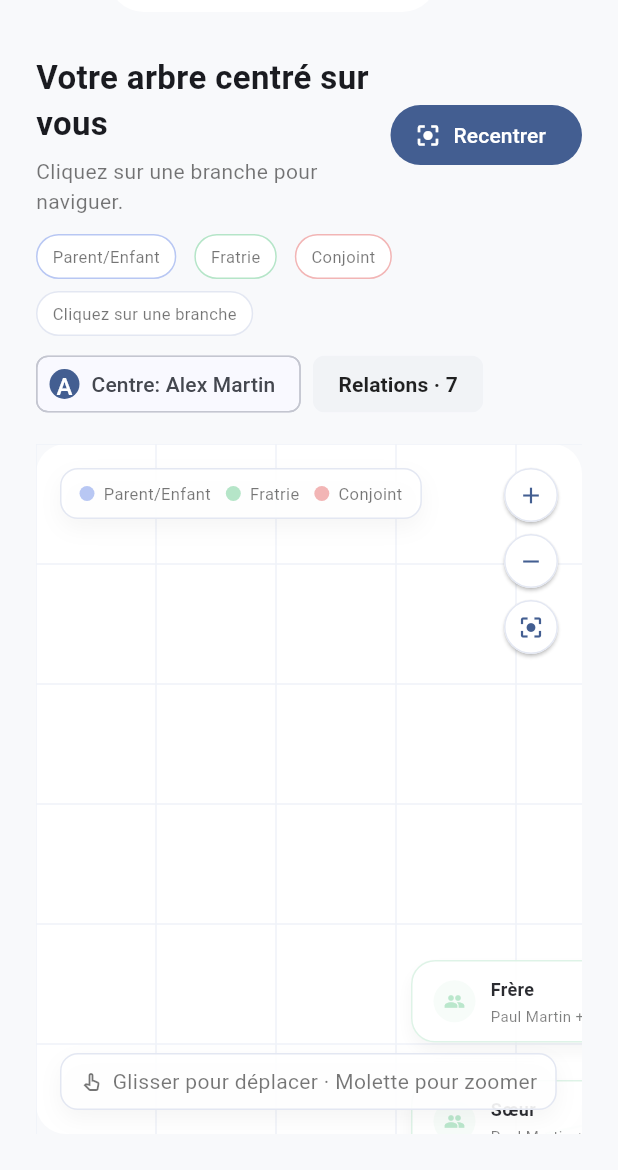
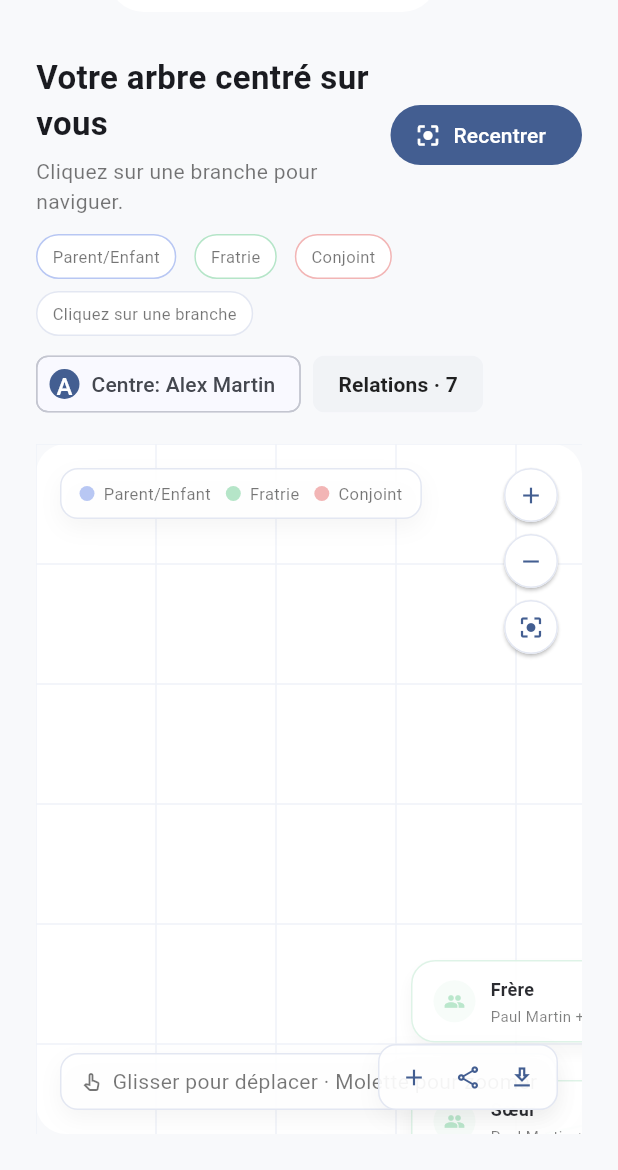
Before and after one commit to Notho-freedom/Ego-Proxy, a Flutter app: the screen it shows after launch, in the side drawer, after a tap on the "add" icon, on a phone screen of 412 x 824 dp, the part 66-1236 px from its top. Run offline on Flutter 3.47's test engine with Material 3 defaults, Android fonts, the phone set to English and light mode, and no system bars; our stand-ins replace flutter_local_notifications, hive_flutter, shimmer; accounts and stored records are empty.

Commit message:
feat: enhance graph interaction with draggable branches and mini toolbar

```diff
--- a/lib/main.dart
+++ b/lib/main.dart
@@ -482,6 +482,8 @@ class _GraphViewState extends State<_GraphView> {
   String _rootId = 'me';
   String? _hoveredBranchId;
   bool _showFocusRing = false;
+  final Map<String, Offset> _branchOffsets = {};
+  bool _panEnabled = true;
 
   void _openPersonSheet(BuildContext context, Person person) {
     showModalBottomSheet<void>(
@@ -518,6 +520,8 @@ class _GraphViewState extends State<_GraphView> {
     final scale = newScale / currentScale;
     _transformController.value = currentMatrix.scaled(scale);
   }
+
+  double get _currentScale => _transformController.value.getMaxScaleOnAxis();
 
   void _resetView() {
     _transformController.value = Matrix4.identity();
@@ -546,6 +550,21 @@ class _GraphViewState extends State<_GraphView> {
       }
     });
   }
+
+  void _updateBranchOffset(String id, Offset delta) {
+    final scaledDelta = Offset(delta.dx / _currentScale, delta.dy / _currentScale);
+    setState(() {
+      final current = _branchOffsets[id] ?? Offset.zero;
+      _branchOffsets[id] = current + scaledDelta;
+    });
+  }
+
+  void _setPanEnabled(bool value) {
+    if (_panEnabled == value) {
+      return;
+    }
+    setState(() => _panEnabled = value);
+  }
   List<Person> _parentsOf(String id) {
     return _relations
         .where((rel) => rel.type == RelationType.parent && rel.toId == id)
@@ -588,7 +607,10 @@ class _GraphViewState extends State<_GraphView> {
   }
 
   void _setRoot(String id) {
-    setState(() => _rootId = id);
+    setState(() {
+      _rootId = id;
+      _branchOffsets.clear();
+    });
     _resetView();
   }
 
@@ -735,6 +757,8 @@ class _GraphViewState extends State<_GraphView> {
                       transformationController: _transformController,
                       minScale: 0.6,
                       maxScale: 2.4,
+                      panEnabled: _panEnabled,
+                      scaleEnabled: _panEnabled,
                       boundaryMargin: const EdgeInsets.all(120),
                       child: SizedBox(
                         key: _viewerKey,
@@ -754,11 +778,14 @@ class _GraphViewState extends State<_GraphView> {
                                     partners: _partnersOf(_rootId),
                                     children: _childrenOf(_rootId),
                                     canvasSize: _canvasSize,
+                                    branchOffsets: _branchOffsets,
                                     hoveredId: _hoveredBranchId,
                                     onHover: _setHovered,
                                     onOpenPerson: (person) => _setRoot(person.id),
                                     onOpenSheet: (person) => _openPersonSheet(context, person),
                                     onCenter: _centerOnNode,
+                                    onDragStateChange: _setPanEnabled,
+                                    onDragBranch: _updateBranchOffset,
                                     onAddRelation: (branchId) => _showAddRelationSheet(
                                       context,
                                       branchId,
@@ -831,6 +858,25 @@ class _GraphViewState extends State<_GraphView> {
                       ),
                     ),
                   ),
+                  Positioned(
+                    right: 16,
+                    bottom: 16,
+                    child: _GraphMiniToolbar(
+                      onAdd: () => _showAddRelationSheet(
+                        context,
+                        'parents',
+                        _extractYear((_personById(_rootId)?.subtitle ?? '')),
+                        (name, subtitle, year) => _addRelation(
+                          branchId: 'parents',
+                          name: name,
+                          subtitle: subtitle,
+                          year: year,
+                        ),
+                      ),
+                      onShare: () {},
+                      onExport: () {},
+                    ),
+                  ),
                   const Positioned(
                     left: 16,
                     top: 16,
@@ -855,11 +901,14 @@ class _RecursiveGraph extends StatelessWidget {
     required this.partners,
     required this.children,
     required this.canvasSize,
+    required this.branchOffsets,
     required this.hoveredId,
     required this.onHover,
     required this.onOpenPerson,
     required this.onOpenSheet,
     required this.onCenter,
+    required this.onDragStateChange,
+    required this.onDragBranch,
     required this.onAddRelation,
   });
 
@@ -870,11 +919,14 @@ class _RecursiveGraph extends StatelessWidget {
   final List<Person> partners;
   final List<Person> children;
   final Size canvasSize;
+  final Map<String, Offset> branchOffsets;
   final String? hoveredId;
   final ValueChanged<String?> onHover;
   final ValueChanged<Person> onOpenPerson;
   final ValueChanged<Person> onOpenSheet;
   final ValueChanged<Offset> onCenter;
+  final ValueChanged<bool> onDragStateChange;
+  final void Function(String id, Offset delta) onDragBranch;
   final ValueChanged<String> onAddRelation;
 
   @override
@@ -887,7 +939,7 @@ class _RecursiveGraph extends StatelessWidget {
         label: 'Parents',
         subtitle: parents.isNotEmpty ? _namesPreview(parents) : 'Ajouter',
         targets: parents,
-        position: center + const Offset(0, -220),
+        position: center + const Offset(0, -220) + (branchOffsets['parents'] ?? Offset.zero),
         color: _branchColor('parents'),
       ),
       _BranchNodeData(
@@ -895,7 +947,7 @@ class _RecursiveGraph extends StatelessWidget {
         label: 'Grands-parents',
         subtitle: grandParents.isNotEmpty ? _namesPreview(grandParents) : 'Ajouter',
         targets: grandParents,
-        position: center + const Offset(0, -340),
+        position: center + const Offset(0, -340) + (branchOffsets['grandparents'] ?? Offset.zero),
         color: _branchColor('grandparents'),
       ),
       _BranchNodeData(
@@ -903,7 +955,7 @@ class _RecursiveGraph extends StatelessWidget {
         label: 'Frère',
         subtitle: siblings.isNotEmpty ? _namesPreview(siblings) : 'Ajouter',
         targets: siblings,
-        position: center + const Offset(-260, -20),
+        position: center + const Offset(-260, -20) + (branchOffsets['brother'] ?? Offset.zero),
         color: _branchColor('brother'),
       ),
       _BranchNodeData(
@@ -911,7 +963,7 @@ class _RecursiveGraph extends StatelessWidget {
         label: 'Sœur',
         subtitle: siblings.isNotEmpty ? _namesPreview(siblings) : 'Ajouter',
         targets: siblings,
-        position: center + const Offset(-260, 60),
+        position: center + const Offset(-260, 60) + (branchOffsets['sister'] ?? Offset.zero),
         color: _branchColor('sister'),
       ),
       _BranchNodeData(
@@ -919,7 +971,7 @@ class _RecursiveGraph extends StatelessWidget {
         label: 'Conjoint',
         subtitle: partners.isNotEmpty ? _namesPreview(partners) : 'Ajouter',
         targets: partners,
-        position: center + const Offset(260, 0),
+        position: center + const Offset(260, 0) + (branchOffsets['partner'] ?? Offset.zero),
         color: _branchColor('partner'),
       ),
       _BranchNodeData(
@@ -927,7 +979,7 @@ class _RecursiveGraph extends StatelessWidget {
         label: 'Enfants',
         subtitle: children.isNotEmpty ? _namesPreview(children) : 'Ajouter',
         targets: children,
-        position: center + const Offset(0, 260),
+        position: center + const Offset(0, 260) + (branchOffsets['children'] ?? Offset.zero),
         color: _branchColor('children'),
       ),
     ];
@@ -953,6 +1005,8 @@ class _RecursiveGraph extends StatelessWidget {
             data: branches[i],
             isHovered: hoveredId == branches[i].id,
             delayMs: 80 * i,
+            onDrag: (delta) => onDragBranch(branches[i].id, delta),
+            onDragStateChange: onDragStateChange,
             onHover: (value) => onHover(value ? branches[i].id : null),
             onTap: () {
               final branch = branches[i];
@@ -1116,6 +1170,8 @@ class _RelationBranchBubble extends StatelessWidget {
     required this.data,
     required this.isHovered,
     required this.delayMs,
+    required this.onDrag,
+    required this.onDragStateChange,
     required this.onHover,
     required this.onTap,
   });
@@ -1123,6 +1179,8 @@ class _RelationBranchBubble extends StatelessWidget {
   final _BranchNodeData data;
   final bool isHovered;
   final int delayMs;
+  final ValueChanged<Offset> onDrag;
+  final ValueChanged<bool> onDragStateChange;
   final ValueChanged<bool> onHover;
   final VoidCallback onTap;
 
@@ -1138,6 +1196,10 @@ class _RelationBranchBubble extends StatelessWidget {
           onExit: (_) => onHover(false),
           child: GestureDetector(
             onTap: onTap,
+            onPanStart: (_) => onDragStateChange(false),
+            onPanUpdate: (details) => onDrag(details.delta),
+            onPanEnd: (_) => onDragStateChange(true),
+            onPanCancel: () => onDragStateChange(true),
             child: AnimatedScale(
               duration: const Duration(milliseconds: 140),
               scale: isHovered ? 1.03 : 1,
@@ -1613,6 +1675,77 @@ class _GraphMiniLegend extends StatelessWidget {
           _MiniLegendDot(label: 'Fratrie', color: Color(0xFFB5E5C8)),
           _MiniLegendDot(label: 'Conjoint', color: Color(0xFFF2B5B5)),
         ],
+      ),
+    );
+  }
+}
+
+class _GraphMiniToolbar extends StatelessWidget {
+  const _GraphMiniToolbar({
+    required this.onAdd,
+    required this.onShare,
+    required this.onExport,
+  });
+
+  final VoidCallback onAdd;
+  final VoidCallback onShare;
+  final VoidCallback onExport;
+
+  @override
+  Widget build(BuildContext context) {
+    return Container(
+      padding: const EdgeInsets.symmetric(horizontal: 8, vertical: 6),
+      decoration: BoxDecoration(
+        color: Colors.white.withAlpha(235),
+        borderRadius: BorderRadius.circular(12),
+        border: Border.all(color: const Color(0xFFE3E7F2)),
+        boxShadow: [
+          BoxShadow(
+            color: Colors.black.withAlpha(10),
+            blurRadius: 12,
+            offset: const Offset(0, 6),
+          ),
+        ],
+      ),
+      child: Row(
+        mainAxisSize: MainAxisSize.min,
+        children: [
+          _GraphToolbarButton(icon: Icons.add, tooltip: 'Ajouter', onTap: onAdd),
+          const SizedBox(width: 6),
+          _GraphToolbarButton(icon: Icons.share_outlined, tooltip: 'Partager', onTap: onShare),
+          const SizedBox(width: 6),
+          _GraphToolbarButton(icon: Icons.download_outlined, tooltip: 'Exporter', onTap: onExport),
+        ],
+      ),
+    );
+  }
+}
+
+class _GraphToolbarButton extends StatelessWidget {
+  const _GraphToolbarButton({
+    required this.icon,
+    required this.tooltip,
+    required this.onTap,
+  });
+
+  final IconData icon;
+  final String tooltip;
+  final VoidCallback onTap;
+
+  @override
+  Widget build(BuildContext context) {
+    return Material(
+      color: Colors.transparent,
+      child: InkWell(
+        onTap: onTap,
+        borderRadius: BorderRadius.circular(10),
+        child: Tooltip(
+          message: tooltip,
+          child: Padding(
+            padding: const EdgeInsets.all(6),
+            child: Icon(icon, size: 18, color: Theme.of(context).colorScheme.primary),
+          ),
+        ),
       ),
     );
   }
```
